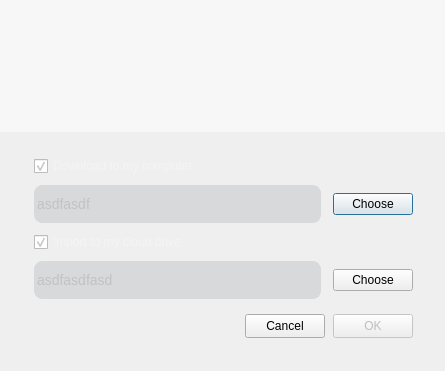
Above: src/MEGASync/gui/ui/ImportMegaLinksDialog.ui from meganz/MEGAsync before the change. Below: the same form after it.
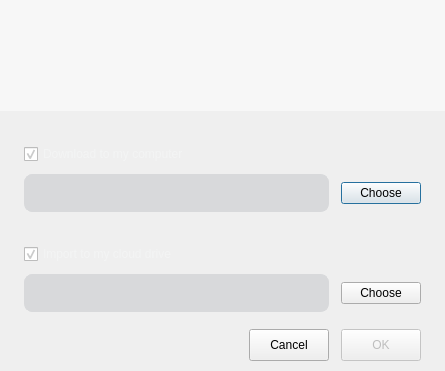
That is the form after the change.

What changed in the file:
```diff
--- a/src/MEGASync/gui/ui/ImportMegaLinksDialog.ui
+++ b/src/MEGASync/gui/ui/ImportMegaLinksDialog.ui
@@ -34,6 +34,20 @@
 border: none;
 }
 
+#linkList::item:selected 
+{
+background: transparent;
+}
+
+#linkList::item:selected:active 
+{
+background: transparent;
+}
+#linkList::item:selected:!active 
+{
+background: transparent;
+}
+
 #eLocalFolder, #eMegaFolder
 {
 background-color: #D8D9DB;/*colorToken.page-background*/
@@ -56,7 +70,7 @@
   <property name="TOKENIZED" stdset="0">
    <bool>true</bool>
   </property>
-  <layout class="QVBoxLayout" name="verticalLayout" stretch="1,0">
+  <layout class="QVBoxLayout" name="verticalLayout" stretch="1,0,0">
    <property name="spacing">
     <number>0</number>
    </property>
@@ -70,7 +84,7 @@
     <number>0</number>
    </property>
    <property name="bottomMargin">
-    <number>24</number>
+    <number>10</number>
    </property>
    <item>
     <widget class="QListWidget" name="linkList">
@@ -84,27 +98,32 @@
    </item>
    <item>
     <widget class="QWidget" name="widget" native="true">
-     <layout class="QVBoxLayout" name="verticalLayout_2">
+     <layout class="QVBoxLayout" name="verticalLayout_4">
       <property name="spacing">
-       <number>9</number>
+       <number>32</number>
       </property>
       <property name="leftMargin">
        <number>24</number>
       </property>
       <property name="topMargin">
-       <number>24</number>
+       <number>33</number>
       </property>
       <property name="rightMargin">
        <number>24</number>
       </property>
       <property name="bottomMargin">
-       <number>9</number>
+       <number>17</number>
+      </property>
+      <item>
+       <layout class="QVBoxLayout" name="verticalLayout_3">
+        <property name="spacing">
+         <number>10</number>
       </property>
       <item>
        <widget class="QWidget" name="widget_4" native="true">
         <layout class="QHBoxLayout" name="horizontalLayout_5">
          <property name="leftMargin">
-          <number>10</number>
+            <number>0</number>
          </property>
          <property name="topMargin">
           <number>0</number>
@@ -153,13 +172,13 @@
           <number>12</number>
          </property>
          <property name="leftMargin">
-          <number>10</number>
+            <number>0</number>
          </property>
          <property name="topMargin">
           <number>0</number>
          </property>
          <property name="rightMargin">
-          <number>8</number>
+            <number>0</number>
          </property>
          <property name="bottomMargin">
           <number>0</number>
@@ -176,7 +195,7 @@
             </size>
            </property>
            <property name="text">
-            <string>asdfasdf</string>
+              <string/>
            </property>
            <property name="readOnly">
             <bool>true</bool>
@@ -211,6 +230,13 @@
         </layout>
        </widget>
       </item>
+       </layout>
+      </item>
+      <item>
+       <layout class="QVBoxLayout" name="verticalLayout_2">
+        <property name="spacing">
+         <number>10</number>
+        </property>
       <item>
        <widget class="QWidget" name="widget_3" native="true">
         <property name="minimumSize">
@@ -221,7 +247,7 @@
         </property>
         <layout class="QHBoxLayout" name="horizontalLayout_4">
          <property name="leftMargin">
-          <number>10</number>
+            <number>0</number>
          </property>
          <property name="topMargin">
           <number>0</number>
@@ -264,16 +290,16 @@
           <number>12</number>
          </property>
          <property name="leftMargin">
-          <number>10</number>
+            <number>0</number>
          </property>
          <property name="topMargin">
           <number>0</number>
          </property>
          <property name="rightMargin">
-          <number>8</number>
+            <number>0</number>
          </property>
          <property name="bottomMargin">
-          <number>6</number>
+            <number>0</number>
          </property>
          <item>
           <widget class="QLineEdit" name="eMegaFolder">
@@ -287,7 +313,7 @@
             </size>
            </property>
            <property name="text">
-            <string>asdfasdfasd</string>
+              <string/>
            </property>
            <property name="readOnly">
             <bool>true</bool>
@@ -310,6 +336,11 @@
         </layout>
        </widget>
       </item>
+       </layout>
+      </item>
+     </layout>
+    </widget>
+   </item>
       <item>
        <widget class="QWidget" name="bLayout" native="true">
         <property name="minimumSize">
@@ -326,16 +357,16 @@
         </property>
         <layout class="QHBoxLayout" name="horizontalLayout_3">
          <property name="spacing">
-          <number>8</number>
+       <number>12</number>
          </property>
          <property name="leftMargin">
-          <number>8</number>
+       <number>24</number>
          </property>
          <property name="topMargin">
           <number>0</number>
          </property>
          <property name="rightMargin">
-          <number>8</number>
+       <number>24</number>
          </property>
          <property name="bottomMargin">
           <number>0</number>
@@ -361,6 +392,18 @@
              <verstretch>0</verstretch>
             </sizepolicy>
            </property>
+        <property name="minimumSize">
+         <size>
+          <width>0</width>
+          <height>32</height>
+         </size>
+        </property>
+        <property name="maximumSize">
+         <size>
+          <width>16777215</width>
+          <height>32</height>
+         </size>
+        </property>
            <property name="text">
             <string>Cancel</string>
            </property>
@@ -383,6 +426,18 @@
              <verstretch>0</verstretch>
             </sizepolicy>
            </property>
+        <property name="minimumSize">
+         <size>
+          <width>0</width>
+          <height>32</height>
+         </size>
+        </property>
+        <property name="maximumSize">
+         <size>
+          <width>16777215</width>
+          <height>32</height>
+         </size>
+        </property>
            <property name="text">
             <string>OK</string>
            </property>
@@ -392,9 +447,6 @@
            <property name="dimension" stdset="0">
             <string>small</string>
            </property>
-          </widget>
-         </item>
-        </layout>
        </widget>
       </item>
      </layout>
```
Lines whose indentation alone changed are shown as unchanged.
